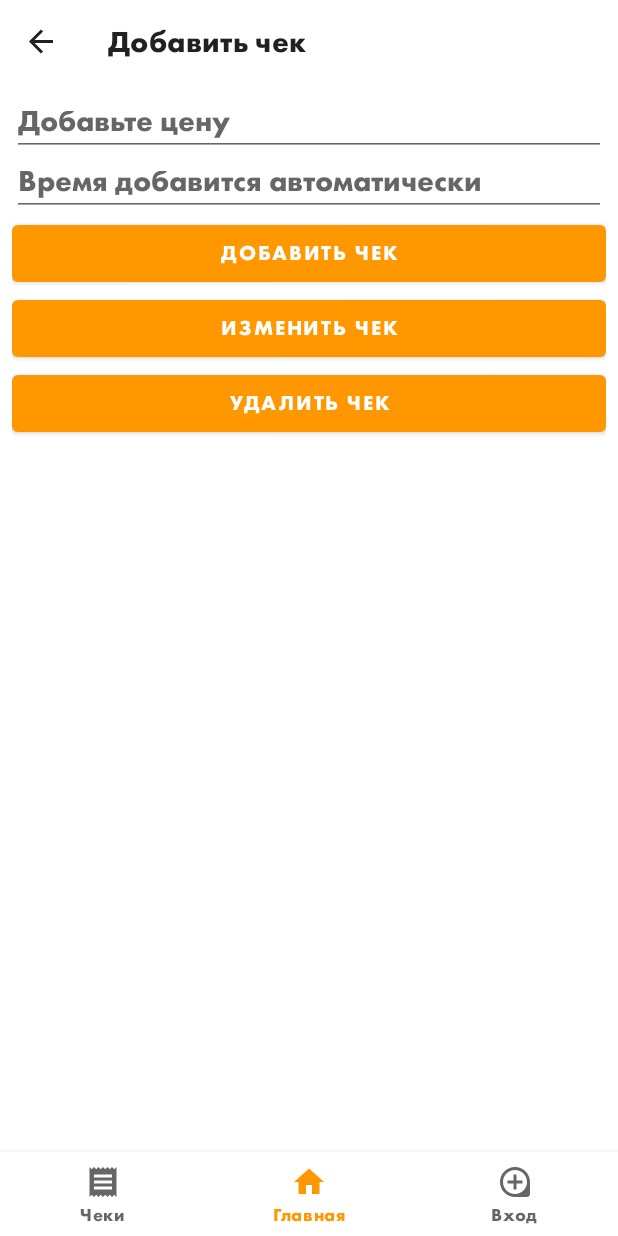
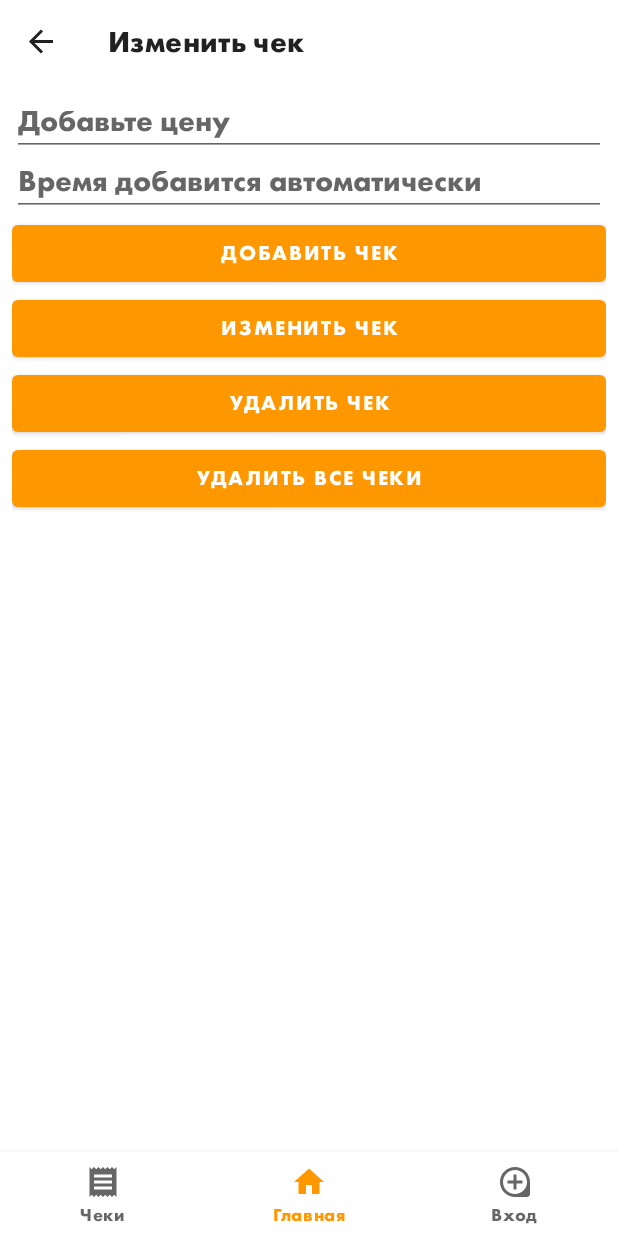
Before and after one commit to eloev/201, an Android app: the ReceiptAddFragment screen opened through its navigation route, on a phone screen of 412 x 824 dp. Run offline under Robolectric (Android 15) with nearby library versions, the phone set to English and light mode, and no system bars; our stand-ins replace Room's generated code, navigation-ui; 1 statement that could not run was skipped.

Commit message:
receipt update

```diff
--- a/app/src/main/java/com/android/mpdev/vkrapp/MainActivity.kt
+++ b/app/src/main/java/com/android/mpdev/vkrapp/MainActivity.kt
@@ -131,10 +131,6 @@ class MainActivity : AppCompatActivity(), LifecycleOwner {
         }
     }
 
-    private fun initUi() {
-
-    }
-
     private fun enableNfc() {
         if (nfcAdapter?.isEnabled == true) {
             nfcAdapter?.enableForegroundDispatch(this, pendingIntent, null, null)
--- a/app/src/main/java/com/android/mpdev/vkrapp/database/ReceiptDao.kt
+++ b/app/src/main/java/com/android/mpdev/vkrapp/database/ReceiptDao.kt
@@ -15,6 +15,8 @@ interface ReceiptDao {
     fun updateReceipt(receipt: Receipt)
     @Insert
     fun addReceipt(receipt: Receipt)
-   // @Query("DELETE FROM receipt WHERE id=(:id)")
-    //fun deleteReceipt(id: UUID) : LiveData<Receipt?>
+    @Query("DELETE FROM receipt WHERE id=(:id)")
+    fun deleteReceipt(id: UUID)
+    @Query("DELETE FROM receipt")
+    fun deleteAllReceipt()
 }
--- a/app/src/main/res/layout/fragment_receipt_add.xml
+++ b/app/src/main/res/layout/fragment_receipt_add.xml
@@ -39,8 +39,14 @@
         android:text="@string/receipt_edit" />
 
     <Button
+        android:id="@+id/receipt_delete"
+        android:layout_width="match_parent"
+        android:layout_height="50dp"
+        android:text="@string/receipt_delete" />
+
+    <Button
         android:id="@+id/receipt_all_delete"
         android:layout_width="match_parent"
         android:layout_height="50dp"
-        android:text="@string/receipt_delete" />
+        android:text="@string/receipt_all_delete" />
 </LinearLayout>
--- a/app/src/main/res/navigation/nav_host_fragment.xml
+++ b/app/src/main/res/navigation/nav_host_fragment.xml
@@ -38,6 +38,6 @@
     <fragment
         android:id="@+id/navigation_receiptAdd"
         android:name="com.android.mpdev.vkrapp.ui.receipt.ReceiptAddFragment"
-        android:label="@string/receipt_add_title"
+        android:label="@string/receipt_edit"
         tools:layout="@layout/fragment_receipt_add" />
 </navigation>
--- a/app/src/main/res/values/strings.xml
+++ b/app/src/main/res/values/strings.xml
@@ -36,8 +36,10 @@
     <string name="receipt_edit">Изменить чек</string>
     <string name="receipt_add_title">Добавить чек</string>
     <string name="receipt_delete">Удалить чек</string>
+    <string name="receipt_all_delete">Удалить все чеки</string>
     <string name="null_error">Данные необходимо ввести</string>
     <string name="added_error">Нужно нажать изменить чек</string>
     <string name="edit_error">Нужно нажать добавить чек</string>
+    <string name="delete_error">Нужно выбрать чек из списка</string>
 
 </resources>
```
Also changed, not shown: app/src/main/java/com/android/mpdev/vkrapp/database/ReceiptRepository.kt (+12 -0 lines), app/src/main/java/com/android/mpdev/vkrapp/ui/receipt/ReceiptAddFragment.kt (+27 -19 lines), app/src/main/java/com/android/mpdev/vkrapp/ui/receipt/ReceiptViewModel.kt (+6 -2 lines).
